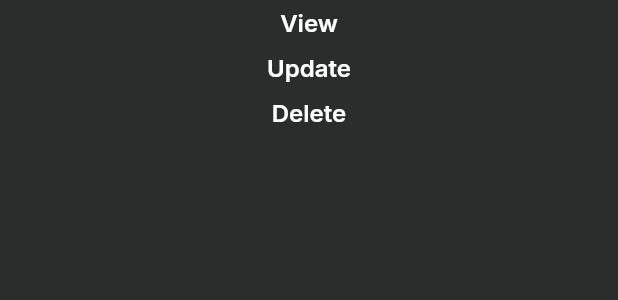
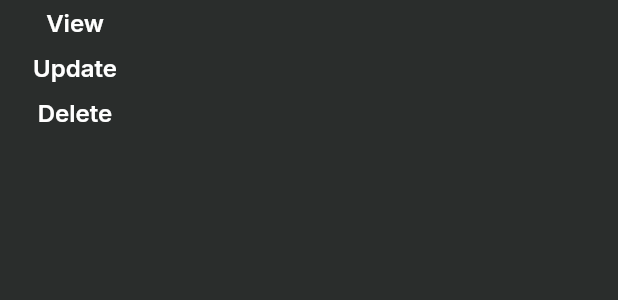
Before and after one commit to Vrindtime/PowerStone, a Flutter app: the MenuItems widget shown alone on an empty page, opened directly, on a phone screen of 412 x 824 dp. Shown: the top 300 px of the screen. Run offline on Flutter 3.47's test engine with Material 3 defaults, Android fonts, the phone set to English and light mode, and no system bars; our stand-ins replace cloud_firestore, firebase_auth, firebase_core, google_fonts, lottie, popover; accounts and stored records are empty; network calls fail.

```diff
--- a/lib/common/DotMenu.dart
+++ b/lib/common/DotMenu.dart
@@ -8,10 +8,9 @@
   Widget build(BuildContext context) {
     return GestureDetector(
       onTap: () => showPopover(
+        height: 80.0,
         context: context,
         bodyBuilder: (context) => const MenuItems(),
-        width: 120,
-        height: 78,
         direction: PopoverDirection.left,
         arrowWidth: 10,
         backgroundColor: Theme.of(context).primaryColor
@@ -33,8 +32,9 @@
       children: [
         InkWell(
           onTap: () {},
-          child: Container(
+          child: SizedBox(
             height: 30,
+            width: 100,
             child: Center(
                 child: Text('View',
                     style: Theme.of(context).textTheme.labelMedium)),
@@ -42,8 +42,9 @@
         ),
         InkWell(
           onTap: () {},
-          child: Container(
+          child: SizedBox(
             height: 30,
+            width: 100,
             child: Center(
                 child: Text('Update',
                     style: Theme.of(context).textTheme.labelMedium)),
@@ -51,8 +52,9 @@
         ),
         InkWell(
           onTap: () {},
-          child: Container(
+          child: SizedBox(
             height: 30,
+            width: 100,
             child: Center(
                 child: Text('Delete',
                     style: Theme.of(context).textTheme.labelMedium)),
--- a/lib/main.dart
+++ b/lib/main.dart
@@ -38,7 +38,6 @@
         ),
       ),
       home: user!=null ? const AdminHomePage() : const StartPage(),
-      // home: const UserDetails(),
     );
   }
 }
--- a/lib/pages/auth/loginPage.dart
+++ b/lib/pages/auth/loginPage.dart
@@ -6,8 +6,8 @@
 import 'package:firebase_auth/firebase_auth.dart';
 import 'package:lottie/lottie.dart';
 import 'package:powerstone/common/logo.dart';
+import 'package:powerstone/pages/onlineuser.dart';
 import 'package:powerstone/pages/started.dart';
-import 'package:powerstone/pages/userdetails.dart';
 
 class LoginPage extends StatefulWidget {
   const LoginPage({super.key});
@@ -109,7 +109,7 @@
       // ignore: unnecessary_null_comparison
       if (credential != null) {
         Navigator.of(context)
-            .push(MaterialPageRoute(builder: (context) => const UserDetails()));
+            .push(MaterialPageRoute(builder: (context) => const AdminHomePage()));
       } else {}
     } on FirebaseAuthException {
       setState(() {
```
Also changed, not shown: lib/navigation_menu.dart (added, +42 -0 lines), lib/pages/onlineuser.dart (+3 -21 lines).
